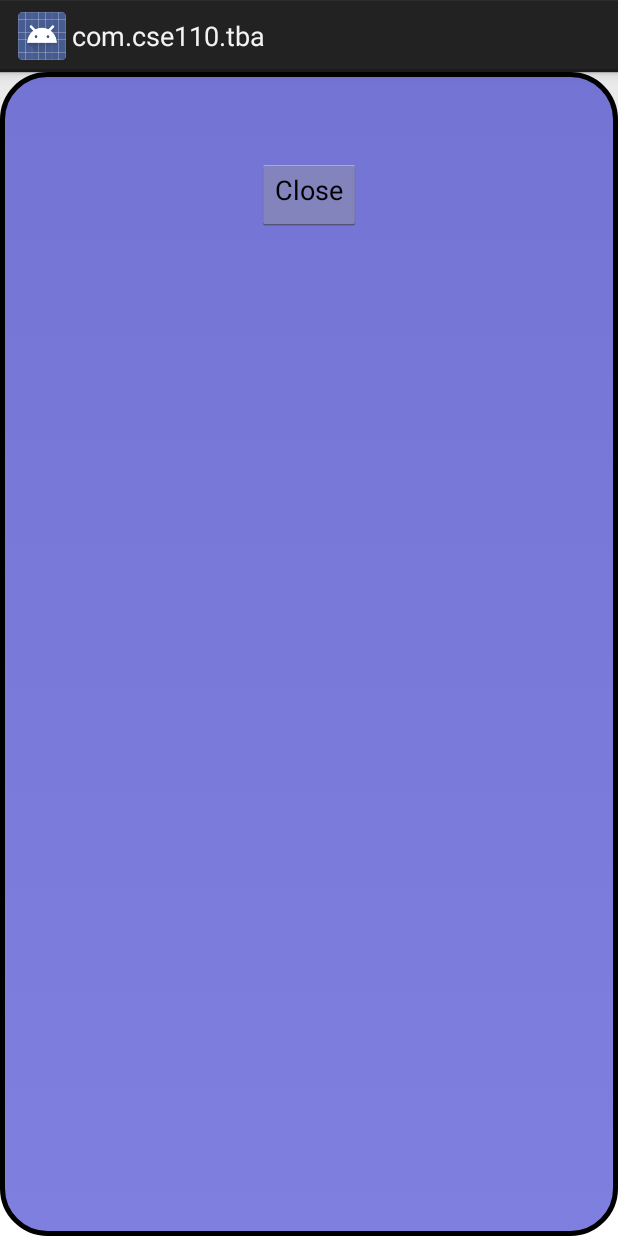
After one commit to ltindall/TBA, an Android app: the layout listing_popup.xml on its own in the app's theme, with its tools: preview values and no code run, on a phone screen of 412 x 824 dp. The commit adds this screen. Run offline under Robolectric (Android 15) with nearby library versions, the phone set to English and light mode, and no system bars.

Commit message:
Added Listing Popup functionality, modified the DBManager to take in query limits for the getBuy/Sell Listings

```diff
--- /dev/null
+++ b/app/src/main/res/drawable/popup_border.xml
@@ -0,0 +1,14 @@
+<?xml version="1.0" encoding="utf-8"?>
+<shape xmlns:android="http://schemas.android.com/apk/res/android"
+    android:shape="rectangle">
+    <corners
+        android:topLeftRadius="30dp"
+        android:topRightRadius="30dp"
+        android:bottomRightRadius="30dp"
+        android:bottomLeftRadius="30dp" />
+    <stroke
+        android:width="3dp"
+        android:color="@android:color/background_dark" />
+    <solid
+        android:color="#800000c0"/>
+</shape>
--- /dev/null
+++ b/app/src/main/res/layout/listing_popup.xml
@@ -0,0 +1,33 @@
+<?xml version="1.0" encoding="utf-8"?>
+<LinearLayout xmlns:android="http://schemas.android.com/apk/res/android"
+    android:orientation="vertical" android:layout_width="match_parent"
+    android:layout_height="match_parent"
+    android:background="@drawable/popup_border"
+    android:gravity="center_horizontal">
+<!--#46008B-->
+    <TextView
+        android:id="@+id/popup_title"
+        android:layout_width="fill_parent"
+        android:layout_height="wrap_content"
+        android:gravity="center"/>
+
+    <TextView
+        android:id="@+id/popup_isbn"
+        android:layout_width="fill_parent"
+        android:layout_height="wrap_content"
+        android:gravity="center"/>
+
+    <TextView
+        android:id="@+id/popup_price"
+        android:layout_width="fill_parent"
+        android:layout_height="wrap_content"
+        android:gravity="center"/>
+
+    <Button xmlns:android="http://schemas.android.com/apk/res/android"
+        android:id="@+id/popup_button"
+        android:layout_width="wrap_content"
+        android:layout_height="wrap_content"
+        android:text="Close"
+        android:gravity="center_horizontal"/>
+
+</LinearLayout>
```
Also changed, not shown: app/src/main/java/com/example/com/cse110/tba/DBManager.java (+12 -2 lines), app/src/main/java/com/example/com/cse110/tba/ListingPopup.java (added, +67 -0 lines), app/src/main/java/com/example/com/cse110/tba/MainActivity.java (+15 -2 lines), app/src/main/res/layout/activity_main.xml (+9 -1 lines), 24 other files.
